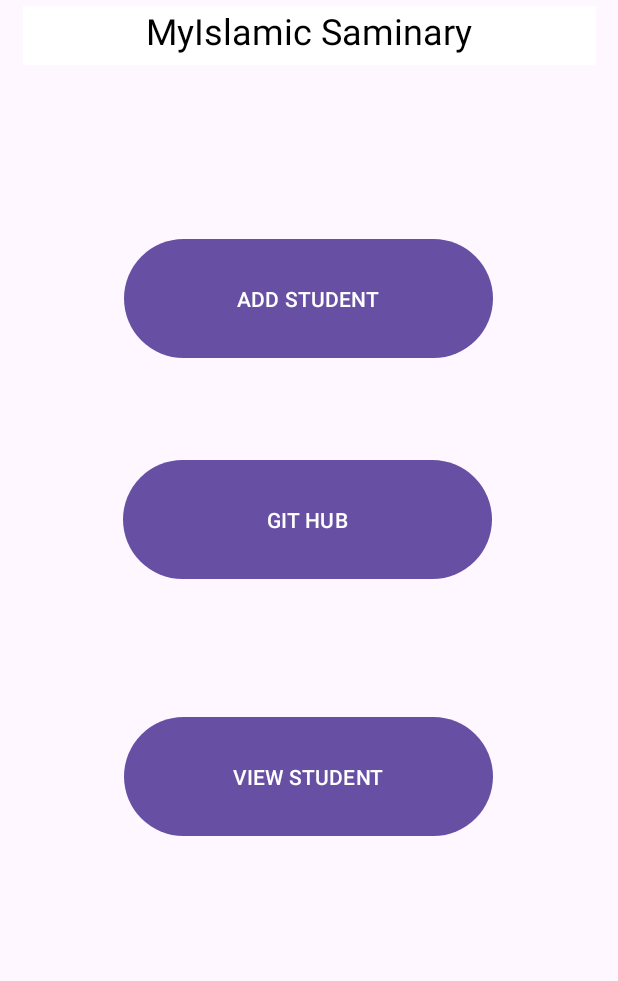
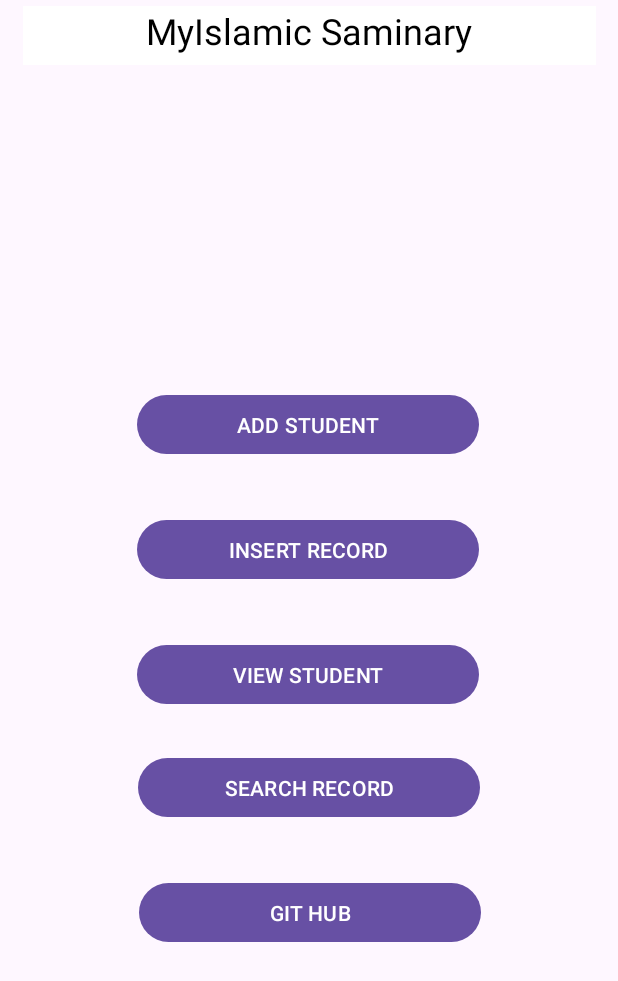
Before and after one commit to Usman8902/Student-Recorrd, an Android app: the screen it shows after launch (MainActivity), on a phone screen of 412 x 824 dp. Shown: the top 981 px of the screen. Run offline under Robolectric (Android 15) with nearby library versions, the phone set to English and light mode, and no system bars.

```diff
--- a/app/src/main/AndroidManifest.xml
+++ b/app/src/main/AndroidManifest.xml
@@ -12,6 +12,12 @@
         android:supportsRtl="true"
         android:theme="@style/Theme.StudentRecord"
         tools:targetApi="31">
+        <activity
+            android:name=".TaskDBhelper"
+            android:exported="false" />
+        <activity
+            android:name=".Task"
+            android:exported="false" />
         <activity
             android:name=".StudentList"
             android:exported="false" />
--- /dev/null
+++ b/app/src/main/java/com/example/studentrecord/TaskDbHelper.java
@@ -0,0 +1,4 @@
+package com.example.studentrecord;
+
+public class TaskDbHelper {
+}
--- a/app/src/main/res/layout/activity_main.xml
+++ b/app/src/main/res/layout/activity_main.xml
@@ -22,9 +22,9 @@
 
     <Button
         android:id="@+id/button2"
-        android:layout_width="246dp"
-        android:layout_height="87dp"
-        android:layout_marginTop="112dp"
+        android:layout_width="228dp"
+        android:layout_height="47dp"
+        android:layout_marginTop="216dp"
         android:text="ADD STUDENT"
         app:layout_constraintEnd_toEndOf="parent"
         app:layout_constraintHorizontal_bias="0.497"
@@ -33,24 +33,45 @@
 
     <Button
         android:id="@+id/button3"
-        android:layout_width="246dp"
-        android:layout_height="87dp"
-        android:layout_marginTop="60dp"
-        android:text="GIT HUB"
+        android:layout_width="228dp"
+        android:layout_height="47dp"
+        android:layout_marginTop="36dp"
+        android:text="INSERT RECORD"
         app:layout_constraintEnd_toEndOf="parent"
-        app:layout_constraintHorizontal_bias="0.495"
+        app:layout_constraintHorizontal_bias="0.497"
         app:layout_constraintStart_toStartOf="parent"
         app:layout_constraintTop_toBottomOf="@+id/button2" />
 
     <Button
         android:id="@+id/button5"
-        android:layout_width="246dp"
-        android:layout_height="87dp"
-        android:layout_marginTop="84dp"
+        android:layout_width="228dp"
+        android:layout_height="47dp"
+        android:layout_marginTop="36dp"
         android:text="VIEW STUDENT"
         app:layout_constraintEnd_toEndOf="parent"
-        app:layout_constraintHorizontal_bias="0.496"
+        app:layout_constraintHorizontal_bias="0.497"
         app:layout_constraintStart_toStartOf="parent"
         app:layout_constraintTop_toBottomOf="@+id/button3" />
 
+    <Button
+        android:id="@+id/button"
+        android:layout_width="228dp"
+        android:layout_height="47dp"
+        android:layout_marginTop="28dp"
+        android:text="SEARCH RECORD"
+        app:layout_constraintEnd_toEndOf="parent"
+        app:layout_constraintStart_toStartOf="parent"
+        app:layout_constraintTop_toBottomOf="@+id/button5" />
+
+    <Button
+        android:id="@+id/button6"
+        android:layout_width="228dp"
+        android:layout_height="47dp"
+        android:layout_marginTop="36dp"
+        android:text="GIT HUB"
+        app:layout_constraintEnd_toEndOf="parent"
+        app:layout_constraintHorizontal_bias="0.502"
+        app:layout_constraintStart_toStartOf="parent"
+        app:layout_constraintTop_toBottomOf="@+id/button" />
+
 </androidx.constraintlayout.widget.ConstraintLayout>
```
Also changed, not shown: app/src/main/java/com/example/studentrecord/Task.java (added, +70 -0 lines), app/src/main/res/layout/activity_task.xml (added, +64 -0 lines).
